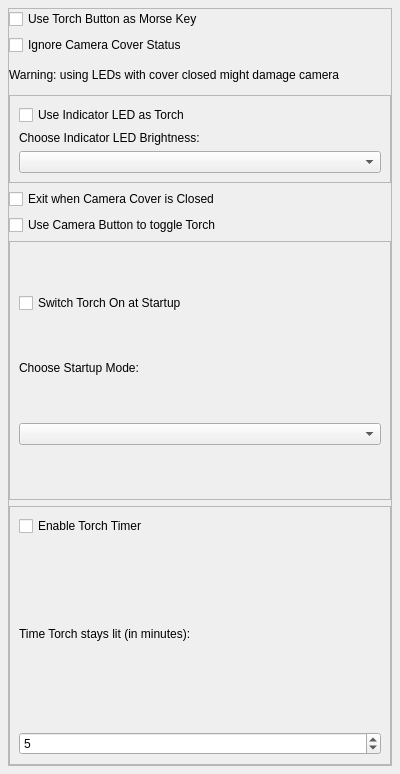
jpietrzak8/Lanterne, file lanpreferencesform.ui: the form before one commit.
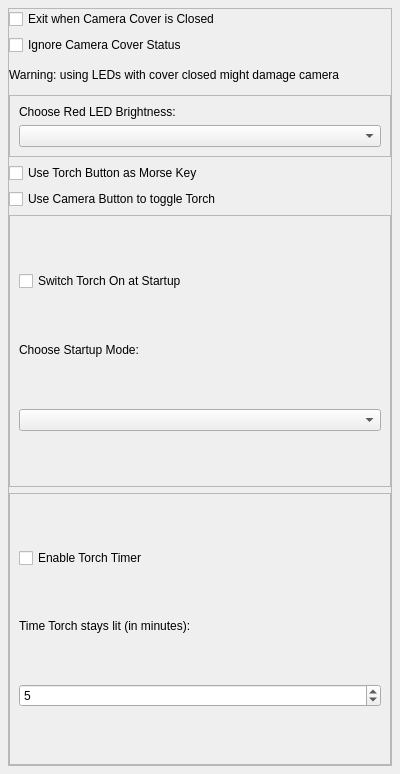
The form after the commit.

```diff
--- a/lanpreferencesform.ui
+++ b/lanpreferencesform.ui
@@ -36,12 +36,9 @@
         <number>0</number>
        </property>
        <item>
-        <widget class="QCheckBox" name="morseKeyCheckBox">
-         <property name="enabled">
-          <bool>true</bool>
-         </property>
+        <widget class="QCheckBox" name="closeAppCheckBox">
          <property name="text">
-          <string>Use Torch Button as Morse Key</string>
+          <string>Exit when Camera Cover is Closed</string>
          </property>
         </widget>
        </item>
@@ -83,13 +80,6 @@
           <enum>QFrame::Raised</enum>
          </property>
          <layout class="QVBoxLayout" name="verticalLayout">
-          <item>
-           <widget class="QCheckBox" name="indicatorLEDCheckBox">
-            <property name="text">
-             <string>Use Indicator LED as Torch</string>
-            </property>
-           </widget>
-          </item>
           <item>
            <widget class="QLabel" name="indicatorBrightnessLabel">
             <property name="sizePolicy">
@@ -99,7 +89,7 @@
              </sizepolicy>
             </property>
             <property name="text">
-             <string>Choose Indicator LED Brightness:</string>
+             <string>Choose Red LED Brightness:</string>
             </property>
            </widget>
           </item>
@@ -110,9 +100,12 @@
         </widget>
        </item>
        <item>
-        <widget class="QCheckBox" name="closeAppCheckBox">
+        <widget class="QCheckBox" name="morseKeyCheckBox">
+         <property name="enabled">
+          <bool>true</bool>
+         </property>
          <property name="text">
-          <string>Exit when Camera Cover is Closed</string>
+          <string>Use Torch Button as Morse Key</string>
          </property>
         </widget>
        </item>
@@ -176,6 +169,12 @@
           </item>
           <item>
            <widget class="QLabel" name="timeoutLabel">
+            <property name="sizePolicy">
+             <sizepolicy hsizetype="Preferred" vsizetype="Fixed">
+              <horstretch>0</horstretch>
+              <verstretch>0</verstretch>
+             </sizepolicy>
+            </property>
             <property name="text">
              <string>Time Torch stays lit (in minutes):</string>
             </property>
```
Left out of the diff: 16 changed lines with no effect on the pictures.
